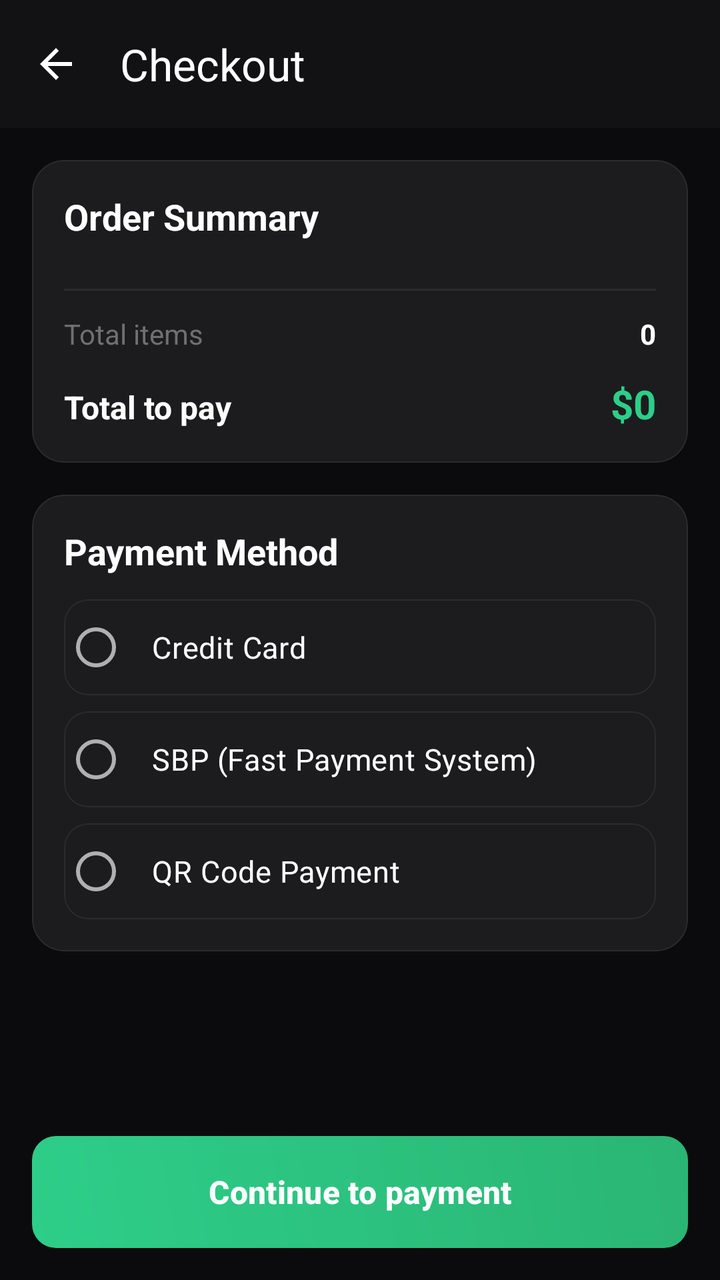
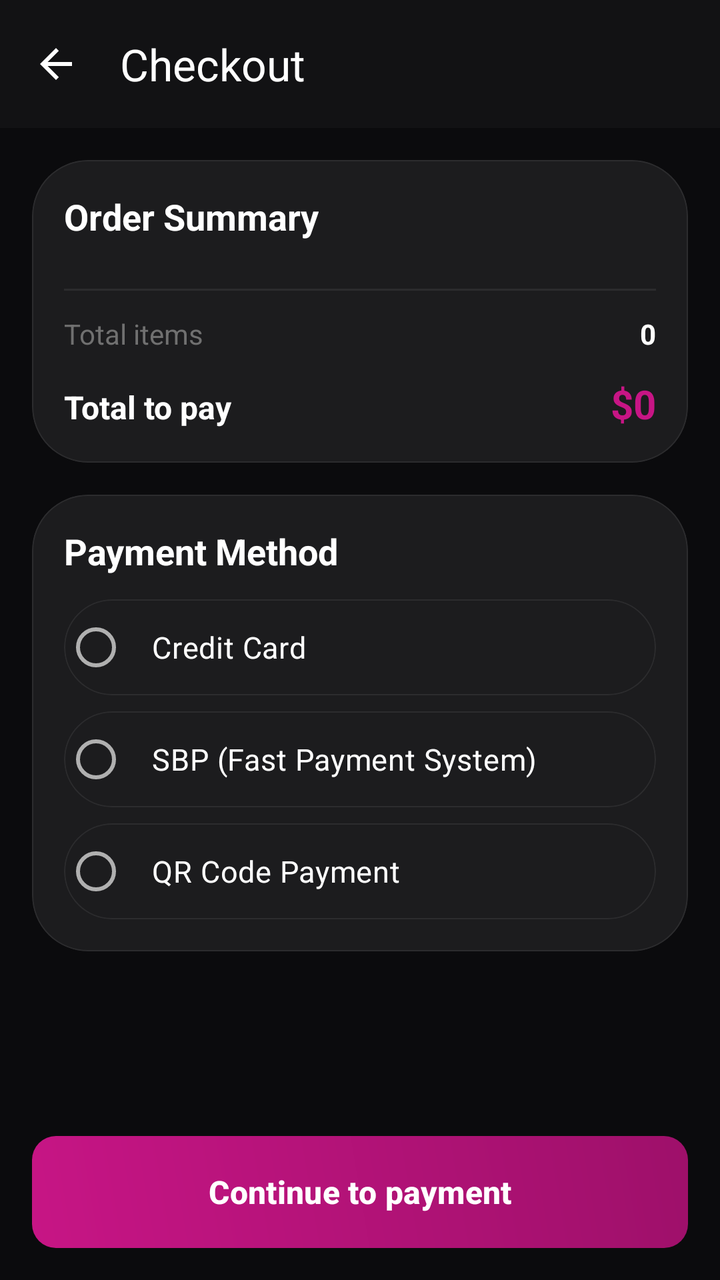

Before-and-after screenshots of an Android layout around one commit, followed by the original layout XML and the change that was made.
<!-- AndroidManifest.xml: activity theme Theme.BeatHouse.Dark -->
<!-- res/layout/activity_checkout.xml -->
<?xml version="1.0" encoding="utf-8"?>
<LinearLayout
    xmlns:android="http://schemas.android.com/apk/res/android"
    xmlns:app="http://schemas.android.com/apk/res-auto"
    android:layout_width="match_parent"
    android:layout_height="match_parent"
    android:orientation="vertical"
    android:background="@color/background">

    <com.google.android.material.appbar.AppBarLayout
        android:layout_width="match_parent"
        android:layout_height="wrap_content"
        android:background="@color/surface"
        app:elevation="0dp">

        <com.google.android.material.appbar.MaterialToolbar
            android:id="@+id/toolbar"
            android:layout_width="match_parent"
            android:layout_height="?attr/actionBarSize"
            android:background="@color/surface"
            app:title="@string/checkout"
            app:titleTextColor="@color/on_surface"
            app:navigationIcon="@drawable/ic_arrow_back"
            app:navigationIconTint="@color/on_surface" />

    </com.google.android.material.appbar.AppBarLayout>

    <ScrollView
        android:layout_width="match_parent"
        android:layout_height="0dp"
        android:layout_weight="1">

        <LinearLayout
            android:layout_width="match_parent"
            android:layout_height="wrap_content"
            android:orientation="vertical"
            android:padding="16dp">

            
            <com.google.android.material.card.MaterialCardView
                android:layout_width="match_parent"
                android:layout_height="wrap_content"
                android:layout_marginBottom="16dp"
                app:cardCornerRadius="16dp"
                app:cardElevation="0dp"
                app:cardBackgroundColor="@color/surface_container"
                app:strokeColor="@color/outline_variant"
                app:strokeWidth="0.5dp">

                <LinearLayout
                    android:layout_width="match_parent"
                    android:layout_height="wrap_content"
                    android:orientation="vertical"
                    android:padding="16dp">

                    <TextView
                        android:layout_width="wrap_content"
                        android:layout_height="wrap_content"
                        android:text="@string/order_summary"
                        android:textSize="18sp"
                        android:textStyle="bold"
                        android:textColor="@color/on_surface"
                        android:layout_marginBottom="12dp" />

                    
                    <androidx.recyclerview.widget.RecyclerView
                        android:id="@+id/rv_order_items"
                        android:layout_width="match_parent"
                        android:layout_height="wrap_content"
                        android:nestedScrollingEnabled="false" />

                    <View
                        android:layout_width="match_parent"
                        android:layout_height="1dp"
                        android:background="@color/outline_variant"
                        android:layout_marginVertical="12dp" />

                    
                    <LinearLayout
                        android:layout_width="match_parent"
                        android:layout_height="wrap_content"
                        android:orientation="horizontal"
                        android:layout_marginBottom="8dp">

                        <TextView
                            android:layout_width="0dp"
                            android:layout_height="wrap_content"
                            android:layout_weight="1"
                            android:text="@string/total_items"
                            android:textColor="@color/on_surface_secondary"
                            android:textSize="14sp" />

                        <TextView
                            android:id="@+id/tv_total_items"
                            android:layout_width="wrap_content"
                            android:layout_height="wrap_content"
                            android:text="0"
                            android:textColor="@color/on_surface"
                            android:textSize="14sp"
                            android:textStyle="bold" />

                    </LinearLayout>

                    
                    <LinearLayout
                        android:layout_width="match_parent"
                        android:layout_height="wrap_content"
                        android:orientation="horizontal"
                        android:layout_marginTop="4dp">

                        <TextView
                            android:layout_width="0dp"
                            android:layout_height="wrap_content"
                            android:layout_weight="1"
                            android:text="@string/total_to_pay"
                            android:textColor="@color/on_surface"
                            android:textSize="16sp"
                            android:textStyle="bold" />

                        <TextView
                            android:id="@+id/tv_order_total"
                            android:layout_width="wrap_content"
                            android:layout_height="wrap_content"
                            android:text="$0"
                            android:textColor="@color/primary"
                            android:textSize="20sp"
                            android:textStyle="bold" />

                    </LinearLayout>

                </LinearLayout>

            </com.google.android.material.card.MaterialCardView>

            
            <com.google.android.material.card.MaterialCardView
                android:layout_width="match_parent"
                android:layout_height="wrap_content"
                app:cardCornerRadius="16dp"
                app:cardElevation="0dp"
                app:cardBackgroundColor="@color/surface_container"
                app:strokeColor="@color/outline_variant"
                app:strokeWidth="0.5dp">

                <LinearLayout
                    android:layout_width="match_parent"
                    android:layout_height="wrap_content"
                    android:orientation="vertical"
                    android:padding="16dp">

                    <TextView
                        android:layout_width="wrap_content"
                        android:layout_height="wrap_content"
                        android:text="@string/payment_method"
                        android:textSize="18sp"
                        android:textStyle="bold"
                        android:textColor="@color/on_surface"
                        android:layout_marginBottom="12dp" />

                    <LinearLayout
                        android:layout_width="match_parent"
                        android:layout_height="wrap_content"
                        android:orientation="vertical">

                        
                        <com.google.android.material.card.MaterialCardView
                            android:id="@+id/card_card"
                            android:layout_width="match_parent"
                            android:layout_height="wrap_content"
                            android:layout_marginBottom="8dp"
                            app:cardCornerRadius="12dp"
                            app:cardElevation="0dp"
                            app:strokeColor="@color/outline_variant"
                            app:strokeWidth="0.5dp"
                            android:clickable="true"
                            android:focusable="true"
                            android:stateListAnimator="@null">

                            <RadioButton
                                android:id="@+id/rb_card"
                                android:layout_width="match_parent"
                                android:layout_height="wrap_content"
                                android:buttonTint="@color/primary"
                                android:padding="12dp"
                                android:clickable="false"
                                android:text="@string/credit_card"
                                android:textColor="@color/on_surface"
                                android:textSize="15sp" />

                        </com.google.android.material.card.MaterialCardView>

                        
                        <com.google.android.material.card.MaterialCardView
                            android:id="@+id/card_sbp"
                            android:layout_width="match_parent"
                            android:layout_height="wrap_content"
                            android:layout_marginBottom="8dp"
                            app:cardCornerRadius="12dp"
                            app:cardElevation="0dp"
                            app:strokeColor="@color/outline_variant"
                            app:strokeWidth="0.5dp"
                            android:clickable="true"
                            android:focusable="true"
                            android:stateListAnimator="@null">

                            <RadioButton
                                android:id="@+id/rb_sbp"
                                android:layout_width="match_parent"
                                android:layout_height="wrap_content"
                                android:buttonTint="@color/primary"
                                android:padding="12dp"
                                android:clickable="false"
                                android:text="@string/sbp"
                                android:textColor="@color/on_surface"
                                android:textSize="15sp" />

                        </com.google.android.material.card.MaterialCardView>

                        
                        <com.google.android.material.card.MaterialCardView
                            android:id="@+id/card_qr"
                            android:layout_width="match_parent"
                            android:layout_height="wrap_content"
                            app:cardCornerRadius="12dp"
                            app:cardElevation="0dp"
                            app:strokeColor="@color/outline_variant"
                            app:strokeWidth="0.5dp"
                            android:clickable="true"
                            android:focusable="true"
                            android:stateListAnimator="@null">

                            <RadioButton
                                android:id="@+id/rb_qr"
                                android:layout_width="match_parent"
                                android:layout_height="wrap_content"
                                android:buttonTint="@color/primary"
                                android:padding="12dp"
                                android:clickable="false"
                                android:text="@string/qr_code_payment"
                                android:textColor="@color/on_surface"
                                android:textSize="15sp" />

                        </com.google.android.material.card.MaterialCardView>

                    </LinearLayout>

                </LinearLayout>

            </com.google.android.material.card.MaterialCardView>

        </LinearLayout>

    </ScrollView>

    
    <com.google.android.material.button.MaterialButton
        android:id="@+id/btn_complete_payment"
        android:layout_width="match_parent"
        android:layout_height="56dp"
        android:layout_margin="16dp"
        android:text="@string/continue_to_payment"
        android:textSize="16sp"
        android:textStyle="bold"
        android:background="@drawable/bg_primary_gradient"
        app:backgroundTint="@null"
        app:cornerRadius="12dp"
        android:textColor="@color/on_primary" />

</LinearLayout>
<!-- resources referenced by this layout -->
<resources>
  <color name="background">#0B0B0D</color>
  <color name="on_primary">#FFFFFF</color>
  <color name="on_surface">#FFFFFF</color>
  <color name="on_surface_secondary">#707070</color>
  <color name="outline_variant">#2C2C2E</color>
  <color name="primary">#2DCE89</color>
  <color name="surface">#121214</color>
  <color name="surface_container">#1C1C1E</color>
  <!-- drawable bg_primary_gradient (drawable) -->
  <?xml version="1.0" encoding="utf-8"?>
  <shape xmlns:android="http://schemas.android.com/apk/res/android"
      android:shape="rectangle">
      <gradient
          android:startColor="#2DCE89"
          android:endColor="#2BB574"
          android:angle="45" />
      <corners android:radius="12dp" />
  </shape>
  <string name="checkout">Checkout</string>
  <string name="continue_to_payment">Continue to payment</string>
  <string name="credit_card">Credit Card</string>
  <string name="order_summary">Order Summary</string>
  <string name="payment_method">Payment Method</string>
  <string name="qr_code_payment">QR Code Payment</string>
  <string name="sbp">SBP (Fast Payment System)</string>
  <string name="total_items">Total items</string>
  <string name="total_to_pay">Total to pay</string>
  <style name="Theme.BeatHouse.Dark" parent="Theme.BeatHouse">
          <item name="colorSurface">@color/surface</item>
          <item name="android:windowBackground">@color/background</item>
      </style>
  <color name="primary_container">#004D40</color>
  <color name="secondary">#8E8E93</color>
  <color name="secondary_container">#1C1C1E</color>
  <color name="on_secondary">#FFFFFF</color>
  <color name="error">#FF453A</color>
  <color name="error_container">#330000</color>
  <color name="surface_variant">#1A1A1C</color>
  <color name="on_surface_variant">#B0B0B0</color>
  <color name="outline">#1C1C1E</color>
  <style name="Widget.BeatHouse.Button" parent="Widget.Material3.Button">
          <item name="android:textSize">16sp</item>
          <item name="android:textStyle">bold</item>
          <item name="cornerRadius">12dp</item>
          <item name="iconGravity">textStart</item>
          <item name="iconPadding">8dp</item>
          <item name="android:insetTop">4dp</item>
          <item name="android:insetBottom">4dp</item>
          <item name="backgroundTint">@color/primary</item>
          <item name="android:textColor">@color/on_primary</item>
      </style>
  <style name="Widget.BeatHouse.Card" parent="Widget.Material3.CardView.Elevated">
          <item name="cardCornerRadius">16dp</item>
          <item name="cardElevation">0dp</item>
          <item name="strokeColor">@color/outline</item>
          <item name="strokeWidth">1dp</item>
          <item name="cardBackgroundColor">@color/surface_container</item>
      </style>
  <style name="Widget.BeatHouse.BottomNavigation" parent="Widget.Material3.BottomNavigationView">
          <item name="itemIconTint">@color/bottom_nav_icon_tint</item>
          <item name="itemTextColor">@color/bottom_nav_text_tint</item>
          <item name="itemBackground">@color/surface</item>
          <item name="android:background">@color/surface</item>
          <item name="elevation">0dp</item>
          <item name="itemPaddingTop">12dp</item>
          <item name="itemPaddingBottom">12dp</item>
      </style>
  <style name="Widget.BeatHouse.Chip" parent="Widget.Material3.Chip.Filter">
          <item name="chipCornerRadius">12dp</item>
          <item name="chipStrokeColor">@color/outline</item>
          <item name="chipStrokeWidth">1dp</item>
          <item name="android:textColor">@color/on_surface_variant</item>
          <item name="chipBackgroundColor">@color/surface_container</item>
          <item name="checkedIconTint">@color/primary</item>
          <item name="android:textSize">14sp</item>
      </style>
  <!-- unchanged entries left out for length: 4 -->
</resources>

<!-- the commit's change to res/layout/activity_checkout.xml (unified diff, before → after) -->
@@ -41,7 +41,7 @@
                 android:layout_width="match_parent"
                 android:layout_height="wrap_content"
                 android:layout_marginBottom="16dp"
-                app:cardCornerRadius="16dp"
+                app:cardCornerRadius="28dp"
                 app:cardElevation="0dp"
                 app:cardBackgroundColor="@color/surface_container"
                 app:strokeColor="@color/outline_variant"
@@ -136,7 +136,7 @@
             <com.google.android.material.card.MaterialCardView
                 android:layout_width="match_parent"
                 android:layout_height="wrap_content"
-                app:cardCornerRadius="16dp"
+                app:cardCornerRadius="28dp"
                 app:cardElevation="0dp"
                 app:cardBackgroundColor="@color/surface_container"
                 app:strokeColor="@color/outline_variant"
@@ -168,7 +168,7 @@
                             android:layout_width="match_parent"
                             android:layout_height="wrap_content"
                             android:layout_marginBottom="8dp"
-                            app:cardCornerRadius="12dp"
+                            style="@style/Widget.BeatHouse.Card"
                             app:cardElevation="0dp"
                             app:strokeColor="@color/outline_variant"
                             app:strokeWidth="0.5dp"
@@ -195,7 +195,7 @@
                             android:layout_width="match_parent"
                             android:layout_height="wrap_content"
                             android:layout_marginBottom="8dp"
-                            app:cardCornerRadius="12dp"
+                            style="@style/Widget.BeatHouse.Card"
                             app:cardElevation="0dp"
                             app:strokeColor="@color/outline_variant"
                             app:strokeWidth="0.5dp"
@@ -221,7 +221,7 @@
                             android:id="@+id/card_qr"
                             android:layout_width="match_parent"
                             android:layout_height="wrap_content"
-                            app:cardCornerRadius="12dp"
+                            style="@style/Widget.BeatHouse.Card"
                             app:cardElevation="0dp"
                             app:strokeColor="@color/outline_variant"
                             app:strokeWidth="0.5dp"
@@ -263,7 +263,7 @@
         android:textStyle="bold"
         android:background="@drawable/bg_primary_gradient"
         app:backgroundTint="@null"
-        app:cornerRadius="12dp"
+        app:cornerRadius="24dp"
         android:textColor="@color/on_primary" />
 
 </LinearLayout>
<!-- resource entries referenced after the edit -->
@@ -5,7 +5,7 @@
   <color name="on_surface">#FFFFFF</color>
   <color name="on_surface_secondary">#707070</color>
   <color name="outline_variant">#2C2C2E</color>
-  <color name="primary">#2DCE89</color>
+  <color name="primary">#C71585</color>
   <color name="surface">#121214</color>
   <color name="surface_container">#1C1C1E</color>
   <!-- drawable bg_primary_gradient (drawable) -->
@@ -13,8 +13,8 @@
   <shape xmlns:android="http://schemas.android.com/apk/res/android"
       android:shape="rectangle">
       <gradient
-          android:startColor="#2DCE89"
-          android:endColor="#2BB574"
+          android:startColor="#C71585"
+          android:endColor="#9E106A"
           android:angle="45" />
       <corners android:radius="12dp" />
   </shape>
@@ -31,7 +31,7 @@
           <item name="colorSurface">@color/surface</item>
           <item name="android:windowBackground">@color/background</item>
       </style>
-  <color name="primary_container">#004D40</color>
+  <color name="primary_container">#4D0033</color>
   <color name="secondary">#8E8E93</color>
   <color name="secondary_container">#1C1C1E</color>
   <color name="on_secondary">#FFFFFF</color>
@@ -43,7 +43,7 @@
   <style name="Widget.BeatHouse.Button" parent="Widget.Material3.Button">
           <item name="android:textSize">16sp</item>
           <item name="android:textStyle">bold</item>
-          <item name="cornerRadius">12dp</item>
+          <item name="cornerRadius">24dp</item>
           <item name="iconGravity">textStart</item>
           <item name="iconPadding">8dp</item>
           <item name="android:insetTop">4dp</item>
@@ -52,7 +52,7 @@
           <item name="android:textColor">@color/on_primary</item>
       </style>
   <style name="Widget.BeatHouse.Card" parent="Widget.Material3.CardView.Elevated">
-          <item name="cardCornerRadius">16dp</item>
+          <item name="cardCornerRadius">28dp</item>
           <item name="cardElevation">0dp</item>
           <item name="strokeColor">@color/outline</item>
           <item name="strokeWidth">1dp</item>
@@ -61,14 +61,15 @@
   <style name="Widget.BeatHouse.BottomNavigation" parent="Widget.Material3.BottomNavigationView">
           <item name="itemIconTint">@color/bottom_nav_icon_tint</item>
           <item name="itemTextColor">@color/bottom_nav_text_tint</item>
-          <item name="itemBackground">@color/surface</item>
-          <item name="android:background">@color/surface</item>
+          <item name="itemBackground">@android:color/transparent</item>
+          <item name="android:background">@android:color/transparent</item>
           <item name="elevation">0dp</item>
           <item name="itemPaddingTop">12dp</item>
           <item name="itemPaddingBottom">12dp</item>
+          <item name="labelVisibilityMode">unlabeled</item>
       </style>
   <style name="Widget.BeatHouse.Chip" parent="Widget.Material3.Chip.Filter">
-          <item name="chipCornerRadius">12dp</item>
+          <item name="chipCornerRadius">20dp</item>
           <item name="chipStrokeColor">@color/outline</item>
           <item name="chipStrokeWidth">1dp</item>
           <item name="android:textColor">@color/on_surface_variant</item>
